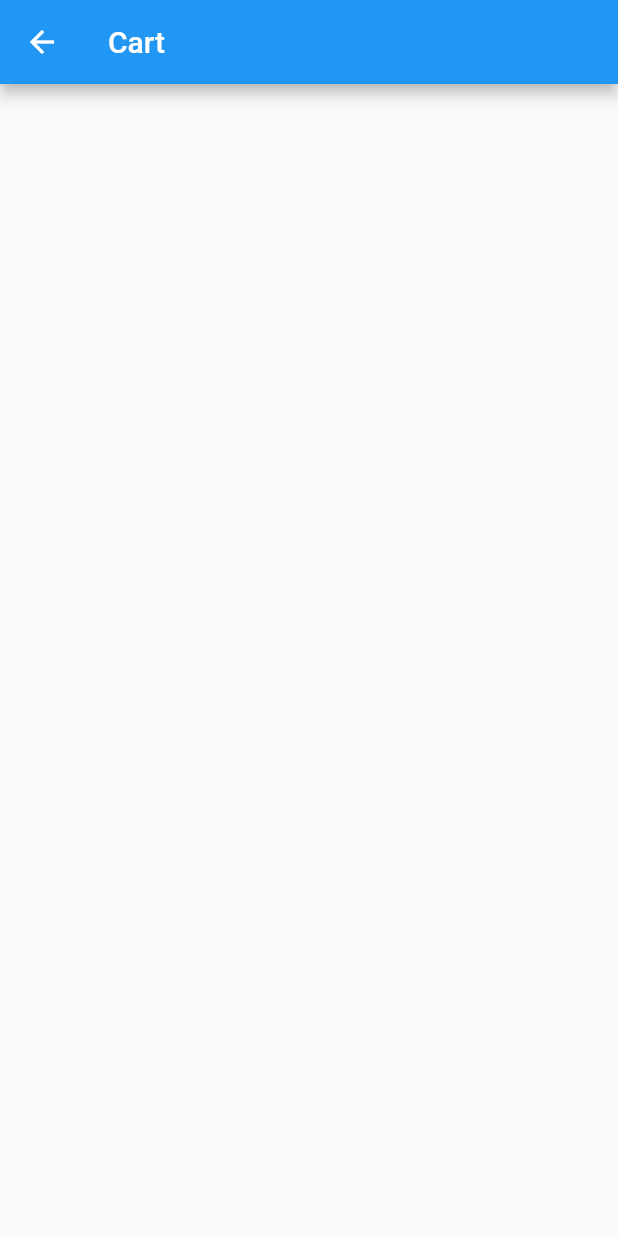
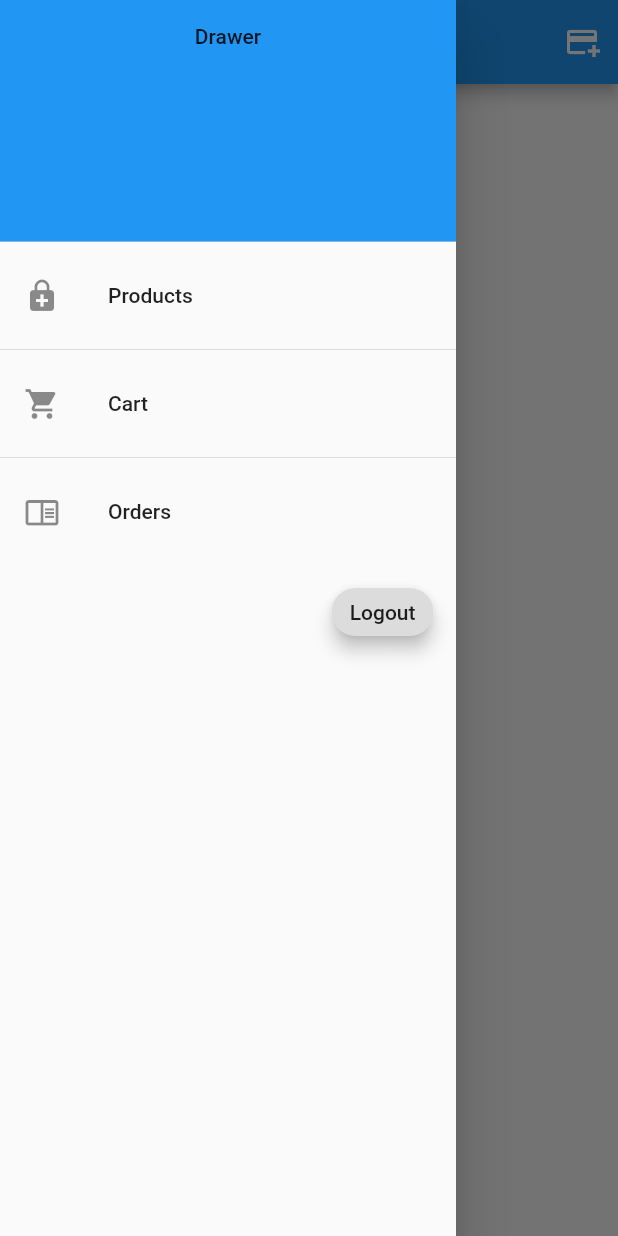
Before and after one commit to hjk1996/my-shop-app, a Flutter app: the CartScreen screen opened by its route, with the side drawer open (before the commit the screen has no drawer), on a phone screen of 412 x 824 dp. Run offline on Flutter 3.47's test engine with Material 2 defaults, Android fonts, the phone set to English and light mode, and no system bars; our stand-ins replace shared_preferences; accounts and stored records are empty.

Commit message:
add order screen

```diff
--- a/lib/main.dart
+++ b/lib/main.dart
@@ -3,14 +3,14 @@ import 'package:provider/provider.dart';
 
 import './providers/auth.dart';
 import './providers/products.dart';
-import './providers/product.dart';
+import './providers/cart.dart';
+import './providers/orders.dart';
 
 import './screens/auth_screeen.dart';
 import './screens/product_overview_screen.dart';
 import './screens/product_detail_screen.dart';
 import './screens/cart_screen.dart';
-
-import './providers/product.dart';
+import './screens/order_screen.dart';
 
 void main() {
   runApp(MultiProvider(
@@ -23,6 +23,18 @@ void main() {
           update: (ctx, auth, prev) {
             return Products(auth.userId, auth.token);
           }),
+      // ChnageNotifierProxyProvider는 listening하는 다른 provider가 업데이트 되면
+      // 자동으로 업데이트 된다.
+      ChangeNotifierProxyProvider<Products, Cart>(
+          create: (context) => Cart(null, null),
+          update: (ctx, products, prev) {
+            return Cart(products.products, prev!.cart);
+          }),
+      ChangeNotifierProxyProvider<Auth, Orders>(
+          create: (context) => Orders(null, null),
+          update: (ctx, auth, _) {
+            return Orders(auth.userId, auth.token);
+          })
     ],
     child: MyApp(),
   ));
@@ -52,7 +64,8 @@ class MyApp extends StatelessWidget {
                 routes: {
                   ProductDetailScreen.routeName: (context) =>
                       ProductDetailScreen(),
-                  CartScreen.routeName: (context) => CartScreen()
+                  CartScreen.routeName: (context) => CartScreen(),
+                  OrderScreen.routeName: (context) => OrderScreen(),
                 },
               );
             }
--- a/lib/providers/auth.dart
+++ b/lib/providers/auth.dart
@@ -88,12 +88,16 @@ class Auth with ChangeNotifier {
     }
   }
 
-  void logout() {
+  Future<void> logout() async {
+    final prefs = await SharedPreferences.getInstance();
     _token = null;
     _userId = null;
     _expiryDate = null;
     _logoutTimer!.cancel();
     _logoutTimer = null;
+    await prefs.remove("token");
+    await prefs.remove("userId");
+    await prefs.remove("expiryDate");
     notifyListeners();
   }
 
--- a/lib/providers/cart.dart
+++ b/lib/providers/cart.dart
@@ -0,0 +1,111 @@
+import 'dart:convert';
+import 'dart:io';
+
+import 'package:flutter/material.dart';
+import 'package:http/http.dart' as http;
+
+import './product.dart';
+
+class CartItem {
+  final String productId;
+  final String imageUrl;
+  final int quantity;
+  final String title;
+  final double price;
+
+  CartItem(
+      {required this.productId,
+      required this.imageUrl,
+      required this.quantity,
+      required this.title,
+      required this.price});
+
+  double get totalPrice {
+    return quantity * price;
+  }
+
+  Map<String, dynamic> toJson() {
+    return {
+      "productId": productId,
+      "imageUrl": imageUrl,
+      "quantity": quantity,
+      "title": title,
+      "price": price,
+    };
+  }
+}
+
+class Cart with ChangeNotifier {
+  List<Product>? products;
+  late Map<String, CartItem>? _cart;
+
+  Cart(this.products, cart) {
+    _cart = cart ?? {};
+  }
+
+  Map<String, CartItem> get cart {
+    return _cart!;
+  }
+
+  void addCartItem(String productId) {
+    // 이미 카트에 동일한 상품이 존재하는 경우
+    if (_cart!.containsKey(productId)) {
+      _cart!.update(
+          productId,
+          (cartItem) => CartItem(
+                productId: cartItem.productId,
+                imageUrl: cartItem.imageUrl,
+                quantity: cartItem.quantity + 1,
+                title: cartItem.title,
+                price: cartItem.price,
+              ));
+      notifyListeners();
+      // 카트에 동일한 상품이 존재하지 않는 경우
+    } else {
+      final product =
+          products!.firstWhere((product) => product.productId == productId);
+
+      _cart![productId] = CartItem(
+          productId: productId,
+          imageUrl: product.imageUrl,
+          quantity: 1,
+          title: product.title,
+          price: product.price);
+      notifyListeners();
+    }
+  }
+
+  void removeCartItem(String productId) {
+    if (_cart!.containsKey(productId)) {
+      _cart!.remove(productId);
+    }
+  }
+
+  Future<void> makeOrder(String userId) async {
+    final url = Uri.parse(
+        "https://my-shop-app-e2b46-default-rtdb.firebaseio.com/orders/$userId.json");
+
+    final Map<String, dynamic> requestBody = {};
+    requestBody["orderDate"] = DateTime.now().toIso8601String();
+
+    final List orderItems = [];
+    cart.forEach((key, value) {
+      orderItems.add(value.toJson());
+    });
+
+    requestBody['orderItems'] = orderItems;
+
+    try {
+      final res = await http.post(url, body: json.encode(requestBody));
+
+      if (res.statusCode != 200) {
+        throw HttpException("${res.statusCode}");
+      }
+
+      _cart!.clear();
+      notifyListeners();
+    } catch (error) {
+      throw error;
+    }
+  }
+}
--- /dev/null
+++ b/lib/providers/orders.dart
@@ -0,0 +1,57 @@
+import 'dart:convert';
+import 'dart:io';
+
+import 'package:flutter/material.dart';
+import 'package:http/http.dart' as http;
+
+class Order {
+  final String orderId;
+  final DateTime orderDate;
+  final List<dynamic> orderedItems;
+
+  Order(
+      {required this.orderId,
+      required this.orderDate,
+      required this.orderedItems});
+
+  bool expanded = false;
+}
+
+class Orders with ChangeNotifier {
+  final String? userId;
+  final String? token;
+
+  Orders(this.userId, this.token);
+
+  List<Order> _orders = [];
+
+  List<Order> get orders {
+    return [..._orders];
+  }
+
+  Future<void> fetchOrdersFromServer() async {
+    final url = Uri.parse(
+        "https://my-shop-app-e2b46-default-rtdb.firebaseio.com/orders/$userId.json?");
+
+    try {
+      final res = await http.get(url);
+
+      if (res.statusCode != 200) {
+        throw HttpException("${res.statusCode}") as Map<String, Map>;
+      }
+
+      final resData = json.decode(res.body);
+
+      final List<Order> temp_orders = [];
+      resData.forEach((orderId, data) {
+        temp_orders.add(Order(
+            orderId: orderId,
+            orderDate: DateTime.parse(data['orderDate']),
+            orderedItems: data['orderItems']));
+      });
+      _orders = temp_orders;
+    } catch (error) {
+      rethrow;
+    }
+  }
+}
--- a/lib/providers/products.dart
+++ b/lib/providers/products.dart
@@ -66,7 +66,7 @@ class Products with ChangeNotifier {
 
   Future<void> addProduct(Product product) async {
     final url = Uri.parse(
-        "https://my-shop-app-e2b46-default-rtdb.firebaseio.com/products/${product.productId}.json?auth=$token");
+        "https://my-shop-app-e2b46-default-rtdb.firebaseio.com/products.json?auth=$token");
 
     try {
       final res = await http.post(url,
--- a/lib/screens/cart_screen.dart
+++ b/lib/screens/cart_screen.dart
@@ -1,12 +1,62 @@
 import 'package:flutter/material.dart';
-import 'package:flutter/src/foundation/key.dart';
-import 'package:flutter/src/widgets/framework.dart';
+import 'package:provider/provider.dart';
+
+import '../providers/cart.dart';
+import '../providers/auth.dart';
+import '../widgets/drawer.dart';
 
 class CartScreen extends StatelessWidget {
   static const routeName = "cart-screen";
 
   @override
   Widget build(BuildContext context) {
-    return Scaffold(appBar: AppBar(title: Text("Cart")), body: Container());
+    final cartProvider = Provider.of<Cart>(context, listen: false);
+    final authProvider = Provider.of<Auth>(context, listen: false);
+    return Scaffold(
+        appBar: AppBar(
+          title: Text("Cart"),
+          actions: [
+            IconButton(
+                onPressed: () async {
+                  await cartProvider.makeOrder(authProvider.userId!);
+                },
+                icon: Icon(Icons.add_card))
+          ],
+        ),
+        drawer: MyDrawer(),
+        body: Consumer<Cart>(
+          builder: (context, cart, child) => Container(
+            child: ListView.builder(
+              itemCount: cart.cart.length,
+              itemBuilder: (ctx, idx) {
+                final cartItemKeyValue = cart.cart.entries.toList()[idx];
+                return Dismissible(
+                  key: ObjectKey(cartItemKeyValue),
+                  direction: DismissDirection.horizontal,
+                  onDismissed: (direction) {
+                    cart.removeCartItem(cartItemKeyValue.key);
+                  },
+                  child: Column(
+                    children: [
+                      Card(
+                        elevation: 5,
+                        child: ListTile(
+                          leading: CircleAvatar(
+                            backgroundImage:
+                                NetworkImage(cartItemKeyValue.value.imageUrl),
+                          ),
+                          title: Text(cartItemKeyValue.value.title),
+                          subtitle: Text(
+                              "Quantity: ${cartItemKeyValue.value.quantity}, Total Price: ${cartItemKeyValue.value.totalPrice}"),
+                        ),
+                      ),
+                      Divider(),
+                    ],
+                  ),
+                );
+              },
+            ),
+          ),
+        ));
   }
 }
--- /dev/null
+++ b/lib/widgets/drawer.dart
@@ -0,0 +1,64 @@
+import 'package:flutter/material.dart';
+import 'package:provider/provider.dart';
+
+import '../screens/cart_screen.dart';
+import '../screens/order_screen.dart';
+import '../providers/auth.dart';
+
+class MyDrawer extends StatelessWidget {
+  const MyDrawer({
+    Key? key,
+  }) : super(key: key);
+
+  @override
+  Widget build(BuildContext context) {
+    return Drawer(
+      child: ListView(
+        children: [
+          DrawerHeader(
+            decoration: BoxDecoration(color: Theme.of(context).primaryColor),
+            child: const Text(
+              "Drawer",
+              textAlign: TextAlign.center,
+            ),
+          ),
+          ListTile(
+              leading: const Icon(Icons.enhanced_encryption),
+              title: const Text("Products"),
+              onTap: () {
+                Navigator.of(context).pushReplacementNamed("/");
+              }),
+          const Divider(),
+          ListTile(
+            leading: const Icon(Icons.shopping_cart),
+            title: const Text("Cart"),
+            onTap: () {
+              Navigator.of(context).pushReplacementNamed(CartScreen.routeName);
+            },
+          ),
+          const Divider(),
+          ListTile(
+            leading: const Icon(Icons.chrome_reader_mode_outlined),
+            title: const Text("Orders"),
+            onTap: () {
+              Navigator.of(context).pushReplacementNamed(OrderScreen.routeName);
+            },
+          ),
+          Row(
+            mainAxisAlignment: MainAxisAlignment.end,
+            children: [
+              Padding(
+                padding: const EdgeInsets.all(15),
+                child: GestureDetector(
+                    onTap: () async {
+                      await Provider.of<Auth>(context, listen: false).logout();
+                    },
+                    child: const Chip(label: Text("Logout"), elevation: 5)),
+              ),
+            ],
+          )
+        ],
+      ),
+    );
+  }
+}
--- /dev/null
+++ b/lib/widgets/order_panel.dart
@@ -0,0 +1,3 @@
+import 'package:flutter/material.dart';
+
+import '../providers/orders.dart';
--- a/pubspec.yaml
+++ b/pubspec.yaml
@@ -37,6 +37,7 @@ dependencies:
   # The following adds the Cupertino Icons font to your application.
   # Use with the CupertinoIcons class for iOS style icons.
   cupertino_icons: ^1.0.2
+  badges: ^2.0.3
 
 dev_dependencies:
   flutter_test:
```
Also changed, not shown: lib/screens/order_screen.dart (added, +66 -0 lines), lib/screens/product_overview_screen.dart (+5 -2 lines), lib/widgets/product_grid_cell.dart (+41 -9 lines), pubspec.lock.
